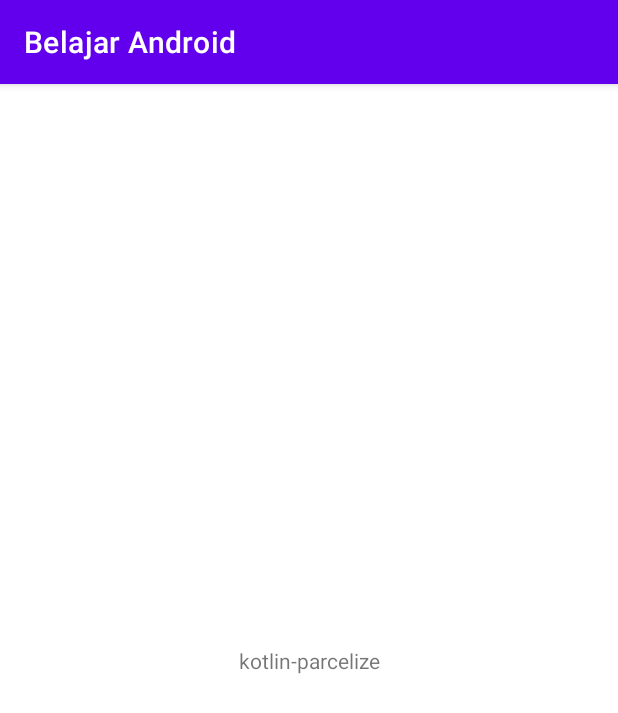
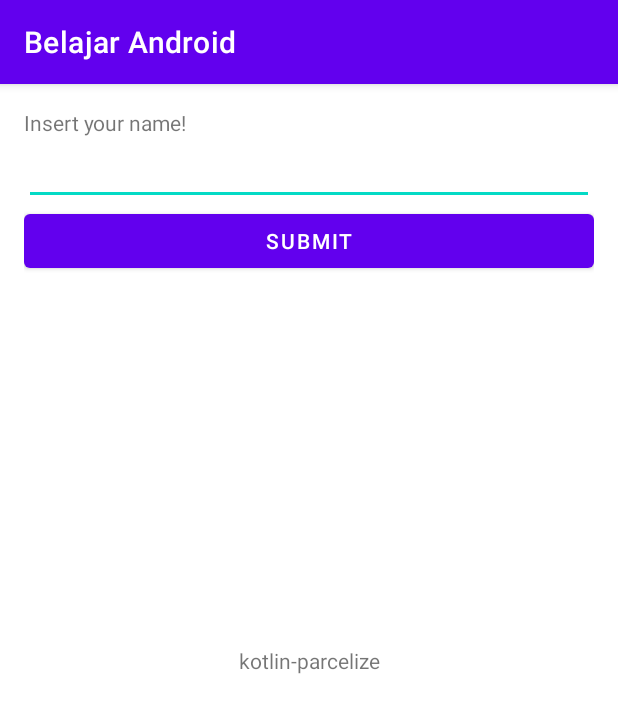
Before and after one commit to andromeda951/belajar-android, an Android app: the screen it shows after launch (MainActivity2), after a tap on "GO TO ACTIVITY 2", on a phone screen of 412 x 824 dp. Shown: the top 713 px of the screen. Run offline under Robolectric (Android 15) with nearby library versions, the phone set to English and light mode, and no system bars.

Commit message:
Add result in MainActivity2 and get a result from MainActivity2

```diff
--- a/app/src/main/java/com/andromeda/belajarandroid/MainActivity.kt
+++ b/app/src/main/java/com/andromeda/belajarandroid/MainActivity.kt
@@ -6,6 +6,8 @@ import androidx.appcompat.app.AppCompatActivity
 import android.os.Bundle
 import android.widget.Button
 import android.widget.TextView
+import android.widget.Toast
+import androidx.activity.result.contract.ActivityResultContracts
 
 class MainActivity : AppCompatActivity() {
 
@@ -27,7 +29,9 @@ class MainActivity : AppCompatActivity() {
             val intentDestination = Intent(this@MainActivity, MainActivity2::class.java)
             // intentDestination.putExtra(MainActivity2.EXTRA_DATA, "Hello My Friend")
             intentDestination.putExtra(MainActivity2.EXTRA_DATA, Student("kotlin-parcelize", "12345"))
-            startActivity(intentDestination)
+            // startActivity(intentDestination)
+
+            resultLauncher.launch(intentDestination)
         }
 
         // IMPLICIT INTENT
@@ -37,4 +41,11 @@ class MainActivity : AppCompatActivity() {
             startActivity(intentPhone)
         }
     }
+
+    private val resultLauncher = registerForActivityResult(ActivityResultContracts.StartActivityForResult()) {
+            result -> if (result.resultCode == MainActivity2.RESULT_CODE && result.data != null) {
+                val name = result.data?.getStringExtra(MainActivity2.EXTRA_RETRUN_VALUE)
+                Toast.makeText(applicationContext, name, Toast.LENGTH_LONG).show()
+            }
+    }
 }
--- a/app/src/main/java/com/andromeda/belajarandroid/MainActivity2.kt
+++ b/app/src/main/java/com/andromeda/belajarandroid/MainActivity2.kt
@@ -1,24 +1,33 @@
 package com.andromeda.belajarandroid
 
+import android.content.Intent
 import android.os.Build
 import androidx.appcompat.app.AppCompatActivity
 import android.os.Bundle
 import android.util.Log
+import android.widget.Button
+import android.widget.EditText
 import android.widget.TextView
 
 class MainActivity2 : AppCompatActivity() {
 
     companion object {
         const val EXTRA_DATA = "extra_data_key"
+        const val EXTRA_RETRUN_VALUE = "extra_return_value"
+        const val RESULT_CODE = 110
     }
 
     private lateinit var text1: TextView
+    private lateinit var editName: EditText
+    private lateinit var buttonSubmit: Button
 
     override fun onCreate(savedInstanceState: Bundle?) {
         super.onCreate(savedInstanceState)
         setContentView(R.layout.activity_main2)
 
         text1 = findViewById(R.id.textView)
+        editName = findViewById(R.id.edit_name)
+        buttonSubmit = findViewById(R.id.button_submit)
 
         Log.i("TAG", "version ${Build.VERSION.SDK_INT}")
 
@@ -32,5 +41,14 @@ class MainActivity2 : AppCompatActivity() {
         if (student != null) {
             text1.text = student.name
         }
+
+        buttonSubmit.setOnClickListener {
+            val name = editName.text.toString()
+
+            val resultIntent = Intent()
+            resultIntent.putExtra(EXTRA_RETRUN_VALUE, name)
+            setResult(RESULT_CODE, resultIntent)
+            finish()
+        }
     }
 }
--- a/app/src/main/res/layout/activity_main2.xml
+++ b/app/src/main/res/layout/activity_main2.xml
@@ -6,13 +6,41 @@
     android:layout_height="match_parent"
     tools:context=".MainActivity2">
 
+    <LinearLayout
+        android:layout_width="match_parent"
+        android:layout_height="wrap_content"
+        app:layout_constraintEnd_toEndOf="parent"
+        app:layout_constraintStart_toStartOf="parent"
+        app:layout_constraintTop_toTopOf="parent"
+        android:padding="16dp"
+        android:orientation="vertical">
+
+        <TextView
+            android:id="@+id/text_label"
+            android:layout_width="wrap_content"
+            android:layout_height="wrap_content"
+            android:text="@string/insert_your_name" />
+
+        <EditText
+            android:id="@+id/edit_name"
+            android:layout_width="match_parent"
+            android:layout_height="wrap_content"
+            android:inputType="text" />
+
+        <Button
+            android:id="@+id/button_submit"
+            android:layout_width="match_parent"
+            android:layout_height="wrap_content"
+            android:text="@string/submit" />
+    </LinearLayout>
+
     <TextView
         android:id="@+id/textView"
         android:layout_width="wrap_content"
         android:layout_height="wrap_content"
-        tools:text="@string/this_is_activity_2"
         app:layout_constraintBottom_toBottomOf="parent"
         app:layout_constraintEnd_toEndOf="parent"
         app:layout_constraintStart_toStartOf="parent"
-        app:layout_constraintTop_toTopOf="parent" />
+        app:layout_constraintTop_toTopOf="parent"
+        tools:text="@string/this_is_activity_2" />
 </androidx.constraintlayout.widget.ConstraintLayout>
--- a/app/src/main/res/values/strings.xml
+++ b/app/src/main/res/values/strings.xml
@@ -3,4 +3,6 @@
     <string name="button1">Go To Activity 2</string>
     <string name="call_phone">Call Phone</string>
     <string name="this_is_activity_2">This is activity 2</string>
+    <string name="insert_your_name">Insert your name!</string>
+    <string name="submit">submit</string>
 </resources>
```
